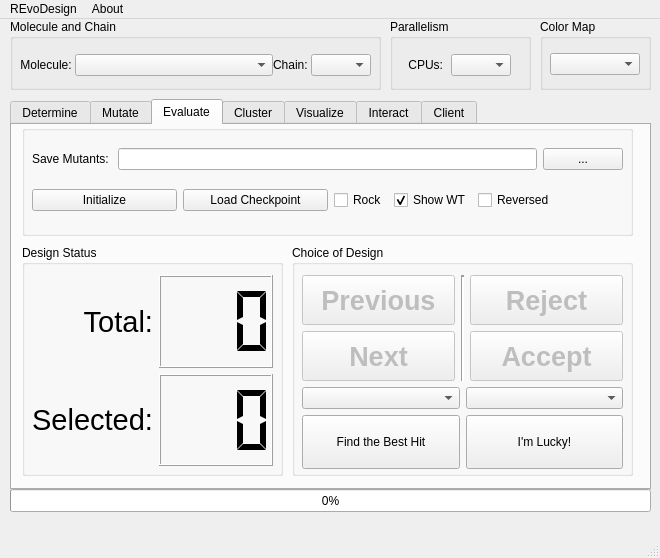
This is REvoDesign/UI/REvoDesign-PyMOL.ui in YaoYinYing/REvoDesign as Qt 5 draws it before an edit. The edited form follows.
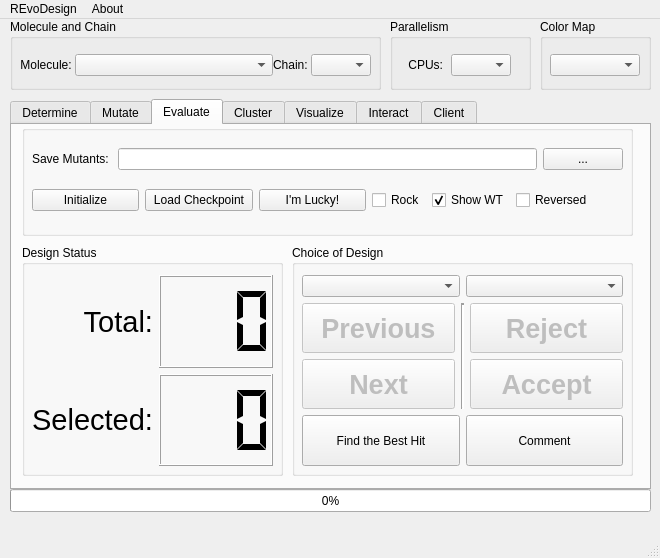
This is the edited form. The open tabs and pages were chosen to show the change.

```diff
--- a/REvoDesign/UI/REvoDesign-PyMOL.ui
+++ b/REvoDesign/UI/REvoDesign-PyMOL.ui
@@ -1175,6 +1175,25 @@
             </property>
            </widget>
           </item>
+          <item>
+           <widget class="QPushButton" name="pushButton_choose_lucky_mutant">
+            <property name="sizePolicy">
+             <sizepolicy hsizetype="Minimum" vsizetype="Fixed">
+              <horstretch>0</horstretch>
+              <verstretch>0</verstretch>
+             </sizepolicy>
+            </property>
+            <property name="statusTip">
+             <string>Always pick the best hits for you!</string>
+            </property>
+            <property name="text">
+             <string>I'm Lucky!</string>
+            </property>
+            <property name="shortcut">
+             <string/>
+            </property>
+           </widget>
+          </item>
           <item>
            <widget class="QCheckBox" name="checkBox_rock_pymol">
             <property name="sizePolicy">
@@ -1243,13 +1262,43 @@
          <x>10</x>
          <y>30</y>
          <width>321</width>
-         <height>194</height>
+         <height>191</height>
         </rect>
        </property>
        <layout class="QVBoxLayout" name="verticalLayout_11">
         <property name="spacing">
          <number>-1</number>
         </property>
+        <item>
+         <layout class="QHBoxLayout" name="horizontalLayout_34">
+          <item>
+           <widget class="QComboBox" name="comboBox_group_ids">
+            <property name="sizePolicy">
+             <sizepolicy hsizetype="Minimum" vsizetype="Fixed">
+              <horstretch>0</horstretch>
+              <verstretch>0</verstretch>
+             </sizepolicy>
+            </property>
+            <property name="statusTip">
+             <string>Jump to a specific mutant group.</string>
+            </property>
+           </widget>
+          </item>
+          <item>
+           <widget class="QComboBox" name="comboBox_mutant_ids">
+            <property name="sizePolicy">
+             <sizepolicy hsizetype="Minimum" vsizetype="Fixed">
+              <horstretch>0</horstretch>
+              <verstretch>0</verstretch>
+             </sizepolicy>
+            </property>
+            <property name="statusTip">
+             <string>Jump to a specific mutant.</string>
+            </property>
+           </widget>
+          </item>
+         </layout>
+        </item>
         <item>
          <layout class="QGridLayout" name="gridLayout">
           <item row="1" column="0">
@@ -1419,36 +1468,6 @@
           </item>
          </layout>
         </item>
-        <item>
-         <layout class="QHBoxLayout" name="horizontalLayout_34">
-          <item>
-           <widget class="QComboBox" name="comboBox_group_ids">
-            <property name="sizePolicy">
-             <sizepolicy hsizetype="Minimum" vsizetype="Fixed">
-              <horstretch>0</horstretch>
-              <verstretch>0</verstretch>
-             </sizepolicy>
-            </property>
-            <property name="statusTip">
-             <string>Jump to a specific mutant group.</string>
-            </property>
-           </widget>
-          </item>
-          <item>
-           <widget class="QComboBox" name="comboBox_mutant_ids">
-            <property name="sizePolicy">
-             <sizepolicy hsizetype="Minimum" vsizetype="Fixed">
-              <horstretch>0</horstretch>
-              <verstretch>0</verstretch>
-             </sizepolicy>
-            </property>
-            <property name="statusTip">
-             <string>Jump to a specific mutant.</string>
-            </property>
-           </widget>
-          </item>
-         </layout>
-        </item>
         <item>
          <layout class="QHBoxLayout" name="horizontalLayout_43">
           <item>
@@ -1477,18 +1496,24 @@
            </widget>
           </item>
           <item>
-           <widget class="QPushButton" name="pushButton_choose_lucky_mutant">
+           <widget class="QPushButton" name="pushButton_comment_this_mutant">
             <property name="sizePolicy">
              <sizepolicy hsizetype="Preferred" vsizetype="Preferred">
               <horstretch>0</horstretch>
               <verstretch>0</verstretch>
              </sizepolicy>
             </property>
+            <property name="maximumSize">
+             <size>
+              <width>16777215</width>
+              <height>16777215</height>
+             </size>
+            </property>
             <property name="statusTip">
              <string>Always pick the best hits for you!</string>
             </property>
             <property name="text">
-             <string>I'm Lucky!</string>
+             <string>Comment</string>
             </property>
             <property name="shortcut">
              <string/>
@@ -3752,7 +3777,7 @@
        <x>10</x>
        <y>30</y>
        <width>91</width>
-       <height>31</height>
+       <height>32</height>
       </rect>
      </property>
      <layout class="QHBoxLayout" name="horizontalLayout_4">
```
Left out of the diff: 8 changed lines with no effect on the pictures.
